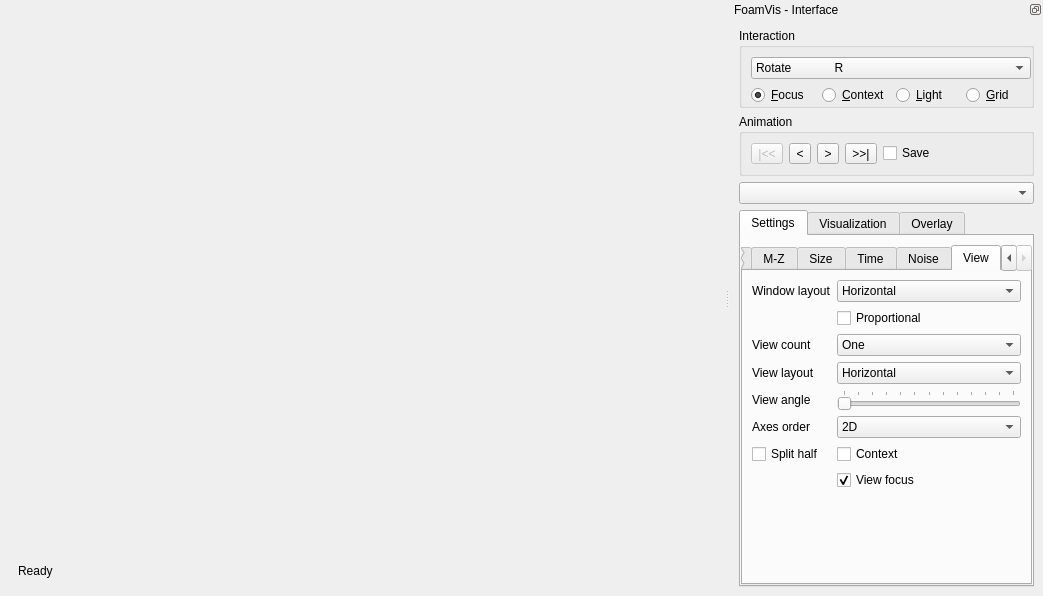
First picture: the form in MainWindow.ui, repository danlipsa/foamvis, before the edit.
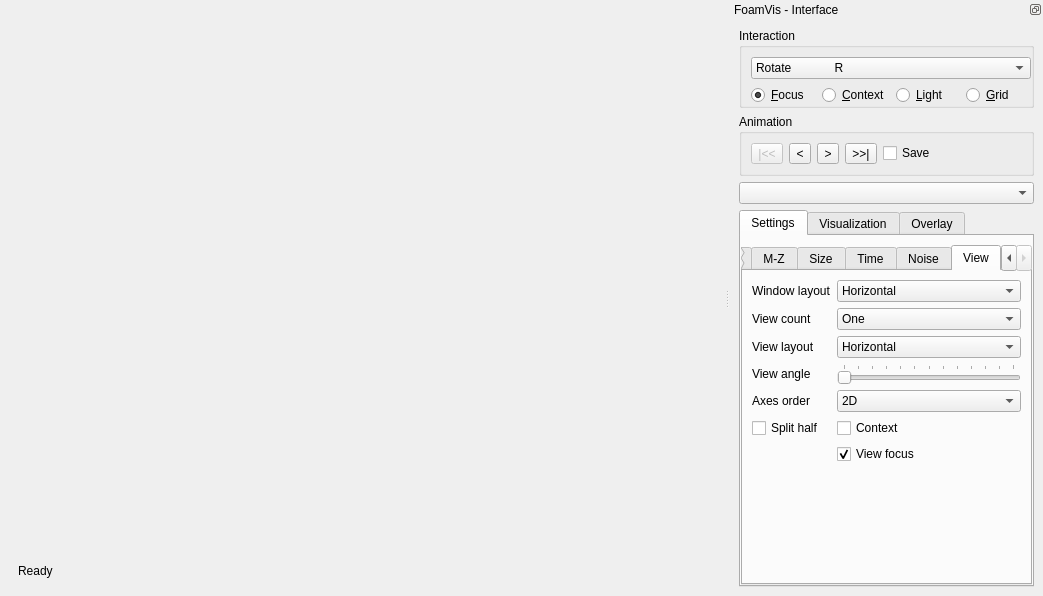
Second picture: the form after the edit. Custom widgets are drawn as their Qt base class.

What changed in the file:
```diff
--- a/MainWindow.ui
+++ b/MainWindow.ui
@@ -1280,6 +1280,9 @@
                 <string>View</string>
                </attribute>
                <layout class="QFormLayout" name="formLayout_2">
+                <property name="fieldGrowthPolicy">
+                 <enum>QFormLayout::AllNonFixedFieldsGrow</enum>
+                </property>
                 <item row="0" column="0">
                  <widget class="QLabel" name="label_40">
                   <property name="text">
@@ -1301,14 +1304,14 @@
                   </item>
                  </widget>
                 </item>
-                <item row="2" column="0">
+                <item row="1" column="0">
                  <widget class="QLabel" name="labelViewCount">
                   <property name="text">
                    <string>View count</string>
                   </property>
                  </widget>
                 </item>
-                <item row="2" column="1">
+                <item row="1" column="1">
                  <widget class="QComboBox" name="comboBoxViewCount">
                   <item>
                    <property name="text">
@@ -1332,14 +1335,14 @@
                   </item>
                  </widget>
                 </item>
-                <item row="3" column="0">
+                <item row="2" column="0">
                  <widget class="QLabel" name="labelViewLayout">
                   <property name="text">
                    <string>View layout</string>
                   </property>
                  </widget>
                 </item>
-                <item row="3" column="1">
+                <item row="2" column="1">
                  <widget class="QComboBox" name="comboBoxViewLayout">
                   <item>
                    <property name="text">
@@ -1353,14 +1356,14 @@
                   </item>
                  </widget>
                 </item>
-                <item row="4" column="0">
+                <item row="3" column="0">
                  <widget class="QLabel" name="labelViewAngle">
                   <property name="text">
                    <string>View angle</string>
                   </property>
                  </widget>
                 </item>
-                <item row="4" column="1">
+                <item row="3" column="1">
                  <widget class="QSlider" name="horizontalSliderAngleOfView">
                   <property name="maximum">
                    <number>120</number>
@@ -1376,14 +1379,14 @@
                   </property>
                  </widget>
                 </item>
-                <item row="5" column="0">
+                <item row="4" column="0">
                  <widget class="QLabel" name="labelAxesOrder">
                   <property name="text">
                    <string>Axes order</string>
                   </property>
                  </widget>
                 </item>
-                <item row="5" column="1">
+                <item row="4" column="1">
                  <widget class="QComboBox" name="comboBoxAxesOrder">
                   <item>
                    <property name="text">
@@ -1417,21 +1420,21 @@
                   </item>
                  </widget>
                 </item>
-                <item row="6" column="0">
+                <item row="5" column="0">
                  <widget class="QCheckBox" name="checkBoxReflectedHalfView">
                   <property name="text">
                    <string>Split half</string>
                   </property>
                  </widget>
                 </item>
-                <item row="6" column="1">
+                <item row="5" column="1">
                  <widget class="QCheckBox" name="checkBoxContextView">
                   <property name="text">
                    <string>Context</string>
                   </property>
                  </widget>
                 </item>
-                <item row="7" column="1">
+                <item row="6" column="1">
                  <widget class="QCheckBox" name="checkBoxViewFocusShown">
                   <property name="text">
                    <string>View focus</string>
@@ -1441,13 +1444,6 @@
                   </property>
                  </widget>
                 </item>
-                <item row="1" column="1">
-                 <widget class="QCheckBox" name="checkBoxWindowProportional">
-                  <property name="text">
-                   <string>Proportional</string>
-                  </property>
-                 </widget>
-                </item>
                </layout>
               </widget>
              </widget>
```
Left out of the diff: 16 changed lines with no effect on the pictures.
